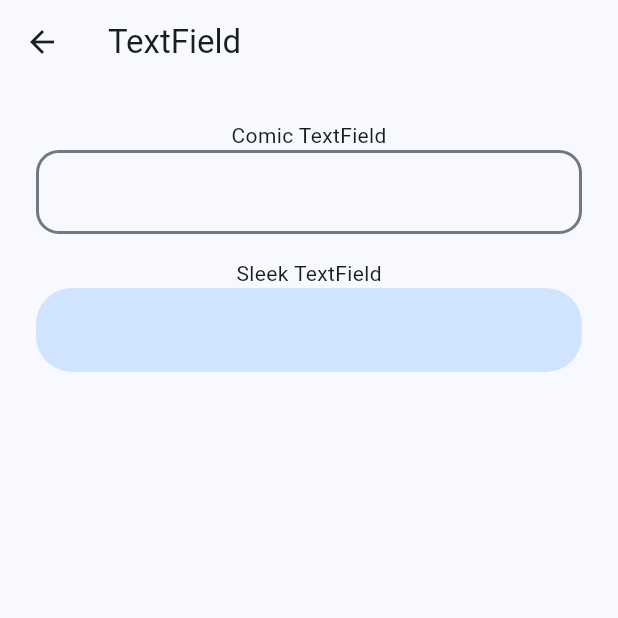
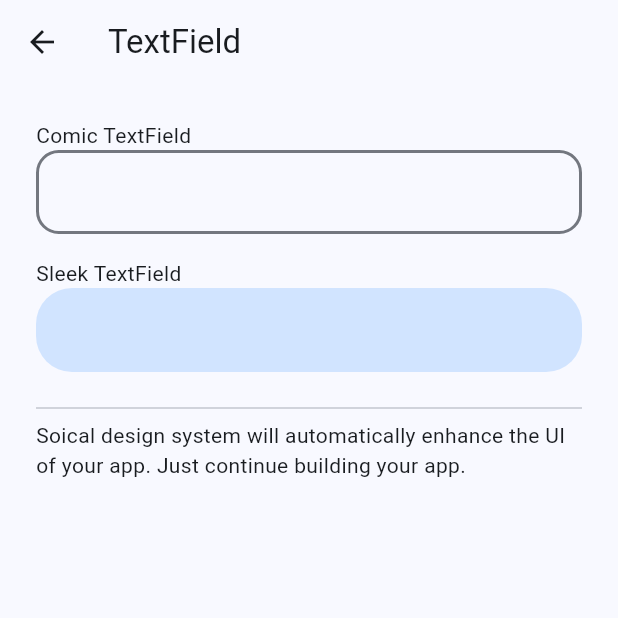
Before and after one commit to thruthesky/easy_design_system_backup_2024_09_24, a Flutter app: the screen it shows after launch, after a tap on "TextFields", on a phone screen of 412 x 824 dp, the top half of it. Run offline on Flutter 3.47's test engine with Material 3 defaults, Android fonts, the phone set to English and light mode, and no system bars; our stand-ins replace cached_network_image, rxdart, smooth_page_indicator; missing offline and left inert: loop_page_view, markdown_widget.

Commit message:
update on example

````diff
--- a/example/lib/main.dart
+++ b/example/lib/main.dart
@@ -29,7 +29,6 @@ import 'package:example/screens/text_field/text_field.screen.dart';
 import 'package:example/screens/text_form_field/text_form_field.screen.dart';
 import 'package:flutter/material.dart';
 import 'package:flutter/scheduler.dart';
-import 'package:flutter_markdown/flutter_markdown.dart';
 import 'package:markdown_widget/widget/all.dart';
 
 void main() {
@@ -83,45 +82,16 @@ class _MyHomePageState extends State<MyHomePage> {
       body: ListView(
         padding: const EdgeInsets.symmetric(horizontal: 16),
         children: <Widget>[
-          const MarkdownBody(data: '''
-# Social Design System
-
-- A Flutter package that provides a set of widgets and themes for building applications following the Social Design System.
-
-## Features
-
-- **Themes**: Comic and Sleek themes.
-- **Widgets**: Buttons, TextFields, SnackBars, Dialogs, BottomSheets, Cards, Dividers, ListTiles, AppBars, BottomAppBars, NavigationBars, NavigationDrawers, TabBars, Checkboxes, CheckboxListTiles, Chips, ProgressIndicators, Badges, FloatingActionButtons, IconButtons, SegmentedButtons, TextFormFields, ColorScheme, SleepWalker, BasicCarouselEntry, WaveCarouselEntry, RoundCarouselEntry.
-
-```dart
-Row(
-  children: [
-    pushScreen('Comic Theme Demo', const ComicScreenDemo()),
-    pushScreen('Sleek Theme Demo', const SleekScreenDemo()),
-  ],
-),
-```
-
-'''),
           const MarkdownBlock(data: '''
 # Social Design System
 
-- A Flutter package that provides a set of widgets and themes for building applications following the Social Design System.
+- Social design system is an Elegant UI/UX library crafted specifically for building social like applications. This is an open source project that you can fork and make PR.
+- Developers must NOT do anything, must NOT learn anything, must NOT refer any document to use the social design system. It will just work. Just continue the way how you work.
 
-## Features
-
-- **Themes**: Comic and Sleek themes.
-- **Widgets**: Buttons, TextFields, SnackBars, Dialogs, BottomSheets, Cards, Dividers, ListTiles, AppBars, BottomAppBars, NavigationBars, NavigationDrawers, TabBars, Checkboxes, CheckboxListTiles, Chips, ProgressIndicators, Badges, FloatingActionButtons, IconButtons, SegmentedButtons, TextFormFields, ColorScheme, SleepWalker, BasicCarouselEntry, WaveCarouselEntry, RoundCarouselEntry.
-
-```dart
-Row(
-  children: [
-    pushScreen('Comic Theme Demo', const ComicScreenDemo()),
-    pushScreen('Sleek Theme Demo', const SleekScreenDemo()),
-  ],
-),
-```'''),
-
+## Terms
+- `Basic widgets` means the widgets in material.dart.
+- `Visual component widget` is a widget that have a visual outloook on screen like a Text widget. While GestureDetector is not a visual component since it does not appear on the screen.
+'''),
           Row(
             children: [
               pushScreen('Comic Theme Demo', const ComicScreenDemo()),
--- a/example/lib/screens/text_field/text_field.screen.dart
+++ b/example/lib/screens/text_field/text_field.screen.dart
@@ -1,3 +1,4 @@
+import 'package:example/widgets/nothing_to_learn.dart';
 import 'package:flutter/material.dart';
 import 'package:social_design_system/social_design_system.dart';
 
@@ -19,6 +20,7 @@ class _TextFieldScreenState extends State<TextFieldScreen> {
       body: Padding(
         padding: const EdgeInsets.all(24.0),
         child: Column(
+          crossAxisAlignment: CrossAxisAlignment.start,
           children: [
             const Text("Comic TextField"),
             Theme(
@@ -31,6 +33,8 @@ class _TextFieldScreenState extends State<TextFieldScreen> {
               data: SleekTheme.of(context),
               child: const TextField(),
             ),
+            const SizedBox(height: 16),
+            const NothingToLearn()
           ],
         ),
       ),
--- /dev/null
+++ b/example/lib/widgets/nothing_to_learn.dart
@@ -0,0 +1,18 @@
+import 'package:flutter/material.dart';
+
+class NothingToLearn extends StatelessWidget {
+  const NothingToLearn({
+    super.key,
+  });
+
+  @override
+  Widget build(BuildContext context) {
+    return const Column(
+      children: [
+        Divider(),
+        Text(
+            "Soical design system will automatically enhance the UI of your app. Just continue building your app."),
+      ],
+    );
+  }
+}
--- a/example/pubspec.yaml
+++ b/example/pubspec.yaml
@@ -14,7 +14,6 @@ dependencies:
   cupertino_icons: ^1.0.6
   flutter:
     sdk: flutter
-  flutter_markdown: ^0.7.1
   markdown_widget: ^2.3.2+6
   social_design_system:
     path: ../
````
Also changed, not shown: example/pubspec.lock, 1 other file.
